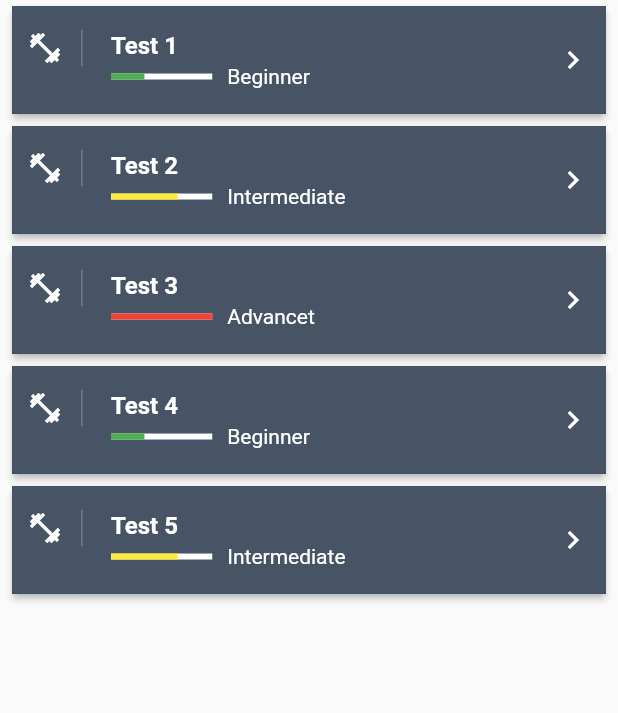
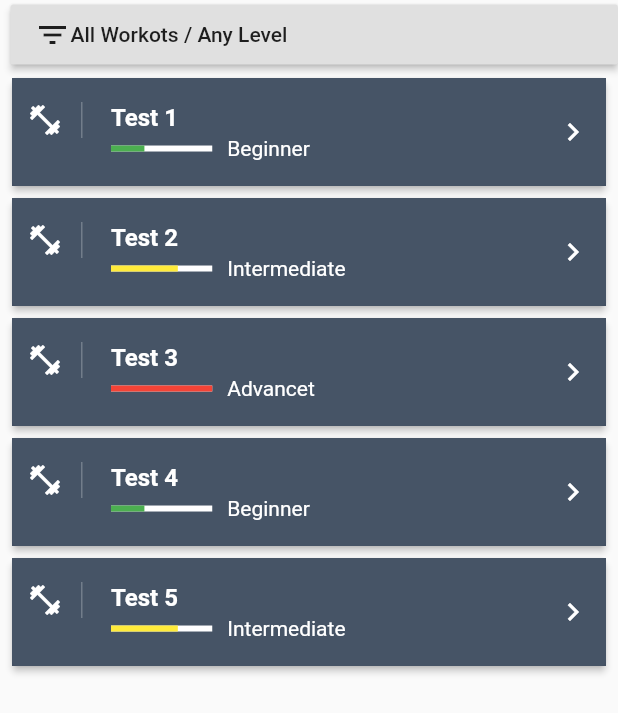
Before and after one commit to sench32/Max_Fit_Flutter_Test, a Flutter app: the WorkoutsList widget shown alone on an empty page, opened directly, on a phone screen of 412 x 824 dp. Shown: the top 713 px of the screen. Run offline on Flutter 3.47's test engine with Material 2 defaults, Android fonts, the phone set to English and light mode, and no system bars; our stand-ins replace curved_navigation_bar, firebase_auth, fluttertoast; accounts and stored records are empty.

Commit message:
5-e video full

```diff
--- /dev/null
+++ b/maxfit/lib/components/active-workouts.dart
@@ -0,0 +1,18 @@
+import 'package:flutter/material.dart';
+
+class ActiveWorkouts extends StatelessWidget {
+  const ActiveWorkouts({Key key}) : super(key: key);
+
+  @override
+  Widget build(BuildContext context) {
+    return Container(
+      child: Center(
+          child: Text(
+        'TBD',
+        style: TextStyle(
+          fontSize: 60,
+          color: Colors.white),
+      )),
+    );
+  }
+}
--- /dev/null
+++ b/maxfit/lib/components/workouts-list.dart
@@ -0,0 +1,255 @@
+import 'package:flutter/material.dart';
+import 'package:maxfit/domain/workout.dart';
+
+class WorkoutsList extends StatefulWidget {
+  @override
+  _WorkoutsListState createState() => _WorkoutsListState();
+}
+
+class _WorkoutsListState extends State<WorkoutsList> {
+  @override
+  void initState() {
+    clearFilter();
+    super.initState();
+  }
+
+  final workouts = <Workout>[
+    Workout(
+        title: 'Test 1',
+        auhtor: 'Max 1',
+        description: 'Test Workout 1',
+        level: 'Beginner'),
+    Workout(
+        title: 'Test 2',
+        auhtor: 'Max 2',
+        description: 'Test Workout 2',
+        level: 'Intermediate'),
+    Workout(
+        title: 'Test 3',
+        auhtor: 'Max 3',
+        description: 'Test Workout 3',
+        level: 'Advancet'),
+    Workout(
+        title: 'Test 4',
+        auhtor: 'Max 4',
+        description: 'Test Workout 4',
+        level: 'Beginner'),
+    Workout(
+        title: 'Test 5',
+        auhtor: 'Max 5',
+        description: 'Test Workout 5',
+        level: 'Intermediate'),
+  ];
+
+  var filterOnlyMyWorkouts = false;
+  var filterTitle = '';
+  var filterTitleController = TextEditingController();
+  var filterLevel = 'Any Level';
+
+  var filterText = '';
+  var filterHeigth = 0.0;
+
+  List<Workout> filter() {
+    setState(() {
+      filterText = filterOnlyMyWorkouts ? 'My Workouts' : 'All Workouts';
+      filterText += '/' + filterLevel;
+      if (filterTitle.isNotEmpty) filterText += '/' + filterTitle;
+      filterHeigth = 0;
+    });
+
+    var list = workouts;
+    return list;
+
+  }
+
+  List<Workout> clearFilter() {
+    setState(() {
+      filterText = 'All Workots / Any Level';
+      filterOnlyMyWorkouts = false;
+      filterTitle = '';
+      filterLevel = 'Any Level';
+      filterTitleController.clear();
+      filterHeigth = 0;
+    });
+
+    var list = workouts;
+    return list;
+
+  }
+
+  @override
+  Widget build(BuildContext context) {
+    var workoutsList = Expanded(
+      child: ListView.builder(
+          itemCount: workouts.length,
+          itemBuilder: (context, i) {
+            return Card(
+              elevation: 2.0,
+              margin: EdgeInsets.symmetric(horizontal: 8, vertical: 4),
+              child: Container(
+                decoration:
+                    BoxDecoration(color: Color.fromRGBO(50, 65, 85, 0.9)),
+                child: ListTile(
+                  contentPadding: EdgeInsets.symmetric(horizontal: 10),
+                  leading: Container(
+                    padding: EdgeInsets.only(right: 12),
+                    child: Icon(Icons.fitness_center,
+                        color: Theme.of(context).textTheme.title.color),
+                    decoration: BoxDecoration(
+                        border: Border(
+                            right:
+                                BorderSide(width: 1, color: Colors.white24))),
+                  ),
+                  title: Text(
+                    workouts[i].title,
+                    style: TextStyle(
+                        color: Theme.of(context).textTheme.title.color,
+                        fontWeight: FontWeight.bold),
+                  ),
+                  trailing: Icon(Icons.keyboard_arrow_right,
+                      color: Theme.of(context).textTheme.title.color),
+                  subtitle: subtitle(context, workouts[i]),
+                ),
+              ),
+            );
+          }),
+    );
+
+    var filterInfo = Container(
+      margin: EdgeInsets.only(top: 3, left: 7, bottom: 5),
+      decoration: BoxDecoration(color: Colors.white.withOpacity(0.5)),
+      height: 40,
+      child: RaisedButton(
+        child: Row(
+          children: <Widget>[
+            Icon(Icons.filter_list,),
+            Text(
+              filterText,
+              style: TextStyle(),
+              overflow: TextOverflow.ellipsis,
+            ),
+          ],
+        ),
+        onPressed: () {
+          setState(() {
+            filterHeigth = (filterHeigth == 0.0 ? 280.0 : 0.0);
+          });
+        },
+      ),
+    );
+    var levelMenuItems = <String>[
+      'Any Level',
+      'Beginner',
+      'Intermedinte',
+      'Advanced'
+    ].map((String value) {
+      return new DropdownMenuItem<String>(value: value, child: new Text(value));
+    }).toList();
+
+    var filterForm = AnimatedContainer(
+      margin: EdgeInsets.symmetric(vertical: 0.0, horizontal: 7),
+      child: Card(
+          child: Padding(
+            padding: const EdgeInsets.all(8.0),
+              child: Column(
+                children: [
+                  SwitchListTile(
+                    title: Text('Only My Workouts'),
+                    value: filterOnlyMyWorkouts,
+                    onChanged: (bool val) =>
+                        setState(() => filterOnlyMyWorkouts = val),
+                        ),
+                  DropdownButtonFormField<String>(
+                     decoration: const InputDecoration(labelText: 'Level'),
+                     items: levelMenuItems,
+                     value: filterLevel,
+                     onChanged: (String val) => setState(() => filterLevel = val),
+                     ),
+                  TextFormField(
+                    controller: filterTitleController,
+                    decoration: const InputDecoration(labelText: 'Title'),
+                    onChanged: (String val) => setState(() => filterTitle = val),
+                     ),
+                  Row(
+                    children: <Widget>[
+                      Expanded(
+                      flex: 1,
+                      child: RaisedButton(
+                        onPressed: () {
+                          filter();
+                        },
+                        child:
+                            Text('Apply', style: TextStyle(color: Colors.white)),
+                        color: Theme.of(context).primaryColor,
+                  ),
+                ),
+                  SizedBox(width: 10),
+                    Expanded(
+                      flex: 1,
+                      child: RaisedButton(
+                        onPressed: () {
+                          clearFilter();
+                        },
+                        child: Text('Clear', style: TextStyle(color: Colors.white)),
+                        color: Colors.red,
+                    ),
+                  )
+               ],
+             ),
+            ],
+          ),
+        ),
+      ),
+      duration: const Duration(milliseconds: 400),
+      curve: Curves.fastOutSlowIn,
+      height: filterHeigth,
+    );
+
+    return Column(
+      children: <Widget>[
+        filterInfo,
+        filterForm,
+        workoutsList,
+      ],
+    );
+  }
+}
+
+Widget subtitle(BuildContext context, Workout workout) {
+  var color = Colors.grey;
+  double indicatorLevel = 0;
+
+  switch (workout.level) {
+    case 'Beginner':
+      color = Colors.green;
+      indicatorLevel = 0.33;
+      break;
+    case 'Intermediate':
+      color = Colors.yellow;
+      indicatorLevel = 0.66;
+      break;
+    case 'Advancet':
+      color = Colors.red;
+      indicatorLevel = 1;
+      break;
+  }
+
+  return Row(
+    children: <Widget>[
+      Expanded(
+        flex: 1,
+        child: LinearProgressIndicator(
+            backgroundColor: Theme.of(context).textTheme.title.color,
+            value: indicatorLevel,
+            valueColor: AlwaysStoppedAnimation(color)),
+      ),
+      SizedBox(width: 10),
+      Expanded(
+          flex: 3,
+          child: Text(
+            workout.level,
+            style: TextStyle(color: Theme.of(context).textTheme.title.color),
+          ))
+    ],
+  );
+}
--- a/maxfit/lib/main.dart
+++ b/maxfit/lib/main.dart
@@ -2,6 +2,7 @@
 //https://www.youtube.com/watch?v=fjdwm88GeWo&list=PLu_62Q68DvTpWKx289HnZq7_19e84vSpr&index=2
 //https://www.youtube.com/watch?v=9mWEfIvjnAc&list=PLu_62Q68DvTpWKx289HnZq7_19e84vSpr&index=3
 //https://www.youtube.com/watch?v=pY3oAksAzuk&list=PLu_62Q68DvTpWKx289HnZq7_19e84vSpr&index=4
+//https://www.youtube.com/watch?v=vNDHevjprtY&list=PLu_62Q68DvTpWKx289HnZq7_19e84vSpr&index=5
 import 'package:flutter/material.dart';
 import 'package:maxfit/domain/user.dart';
 //import 'package:maxfit/screens/auth.dart';
@@ -16,7 +17,8 @@ class MaxFitApp extends StatelessWidget {
   Widget build(BuildContext context) {
     return StreamProvider<User>.value(
       value: AuthService().currentUser,
-          child: MaterialApp(
+      child: MaterialApp(
+        debugShowCheckedModeBanner: false,
         title: 'Max Fitness',
         theme: ThemeData(
             primaryColor: Color.fromRGBO(50, 65, 85, 1),
--- a/maxfit/lib/screens/home.dart
+++ b/maxfit/lib/screens/home.dart
@@ -1,17 +1,42 @@
+import 'package:curved_navigation_bar/curved_navigation_bar.dart';
 import 'package:flutter/material.dart';
-import 'package:maxfit/domain/workout.dart';
+import 'package:maxfit/components/active-workouts.dart';
+import 'package:maxfit/components/workouts-list.dart';
 import 'package:maxfit/services/auth.dart';
 
-class HomePage extends StatelessWidget {
-  const HomePage({Key key}) : super(key: key);
+class HomePage extends StatefulWidget {
+  HomePage({Key key}) : super(key: key);
+
+  @override
+  _HomePageState createState() => _HomePageState();
+}
+
+class _HomePageState extends State<HomePage> {
+  int sectionIndex = 0;
 
   @override
   Widget build(BuildContext context) {
+    var navigationBar = CurvedNavigationBar(
+              items: const <Widget>[
+                Icon(Icons.fitness_center),
+                Icon(Icons.search),
+              ],
+              index: 0,
+              height: 50,
+              color: Colors.white.withOpacity(0.5),
+              buttonBackgroundColor: Colors.white,
+              backgroundColor: Theme.of(context).primaryColor,
+              animationCurve: Curves.easeInOut,
+              animationDuration: Duration(milliseconds: 500),
+              onTap: (int index) {
+                setState(() => sectionIndex = index);
+              },
+            );
         return Container(
           child: Scaffold(
             backgroundColor: Theme.of(context).primaryColor,
             appBar: AppBar(
-          title: Text('MaxFit'),
+              title: Text('MaxFit // '+ (sectionIndex == 0 ?'Active Workouts' : 'Find Workouts')),
               leading: Icon(Icons.fitness_center),
               actions: <Widget>[
                 FlatButton.icon(
@@ -25,118 +50,9 @@ class HomePage extends StatelessWidget {
                     label: SizedBox.shrink())
               ],
             ),
-        body: WorkoutsList(),
+            body: sectionIndex == 0? ActiveWorkouts() :  WorkoutsList(),
+            bottomNavigationBar: navigationBar,
       ),
     );
   }
 }
-
-class WorkoutsList extends StatelessWidget {
-  final workouts = <Workout>[
-    Workout(
-        title: 'Test 1',
-        auhtor: 'Max 1',
-        description: 'Test Workout 1',
-        level: 'Beginner'),
-    Workout(
-        title: 'Test 2',
-        auhtor: 'Max 2',
-        description: 'Test Workout 2',
-        level: 'Intermediate'),
-    Workout(
-        title: 'Test 3',
-        auhtor: 'Max 3',
-        description: 'Test Workout 3',
-        level: 'Advancet'),
-    Workout(
-        title: 'Test 4',
-        auhtor: 'Max 4',
-        description: 'Test Workout 4',
-        level: 'Beginner'),
-    Workout(
-        title: 'Test 5',
-        auhtor: 'Max 5',
-        description: 'Test Workout 5',
-        level: 'Intermediate'),
-  ];
-
-  @override
-  Widget build(BuildContext context) {
-    return Container(
-      child: Container(
-        child: ListView.builder(
-            itemCount: workouts.length,
-            itemBuilder: (context, i) {
-              return Card(
-                elevation: 2.0,
-                margin: EdgeInsets.symmetric(horizontal: 8, vertical: 4),
-                child: Container(
-                  decoration:
-                      BoxDecoration(color: Color.fromRGBO(50, 65, 85, 0.9)),
-                  child: ListTile(
-                    contentPadding: EdgeInsets.symmetric(horizontal: 10),
-                    leading: Container(
-                      padding: EdgeInsets.only(right: 12),
-                      child: Icon(Icons.fitness_center,
-                          color: Theme.of(context).textTheme.title.color),
-                      decoration: BoxDecoration(
-                          border: Border(
-                              right:
-                                  BorderSide(width: 1, color: Colors.white24))),
-                    ),
-                    title: Text(
-                      workouts[i].title,
-                      style: TextStyle(
-                          color: Theme.of(context).textTheme.title.color,
-                          fontWeight: FontWeight.bold),
-                    ),
-                    trailing: Icon(Icons.keyboard_arrow_right,
-                        color: Theme.of(context).textTheme.title.color),
-                    subtitle: subtitle(context, workouts[i]),
-                  ),
-                ),
-              );
-            }),
-      ),
-    );
-  }
-}
-
-Widget subtitle(BuildContext context, Workout workout) {
-  var color = Colors.grey;
-  double indicatorLevel = 0;
-
-  switch (workout.level) {
-    case 'Beginner':
-      color = Colors.green;
-      indicatorLevel = 0.33;
-      break;
-    case 'Intermediate':
-      color = Colors.yellow;
-      indicatorLevel = 0.66;
-      break;
-    case 'Advancet':
-      color = Colors.red;
-      indicatorLevel = 1;
-      break;
-  }
-
-  return Row(
-    children: <Widget>[
-      Expanded(
-        flex: 1,
-        child: LinearProgressIndicator(
-            backgroundColor: Theme.of(context).textTheme.title.color,
-            value: indicatorLevel,
-            valueColor: AlwaysStoppedAnimation(color)),
-      ),
-      SizedBox(width: 10),
-      Expanded(
-          flex: 3,
-          child: Text(
-            workout.level,
-            style: TextStyle(color: Theme.of(context).textTheme.title.color),
-          ))
-    ],
-  );
-}
--- a/maxfit/pubspec.yaml
+++ b/maxfit/pubspec.yaml
@@ -27,6 +27,7 @@ dependencies:
   cloud_firestore: ^0.13.4+2
   provider: ^4.0.4
   fluttertoast: ^4.0.1
+  curved_navigation_bar: ^0.3.2
 
 dev_dependencies:
   flutter_test:
```
Also changed, not shown: maxfit/pubspec.lock. Lines whose indentation alone changed are shown as unchanged.
